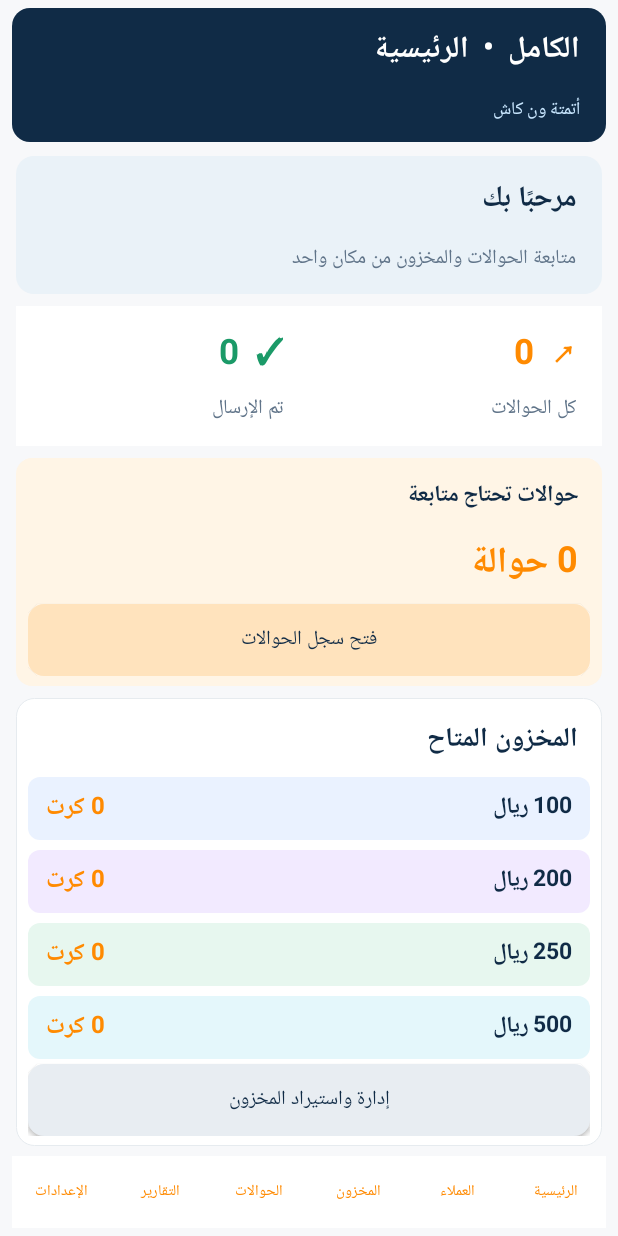
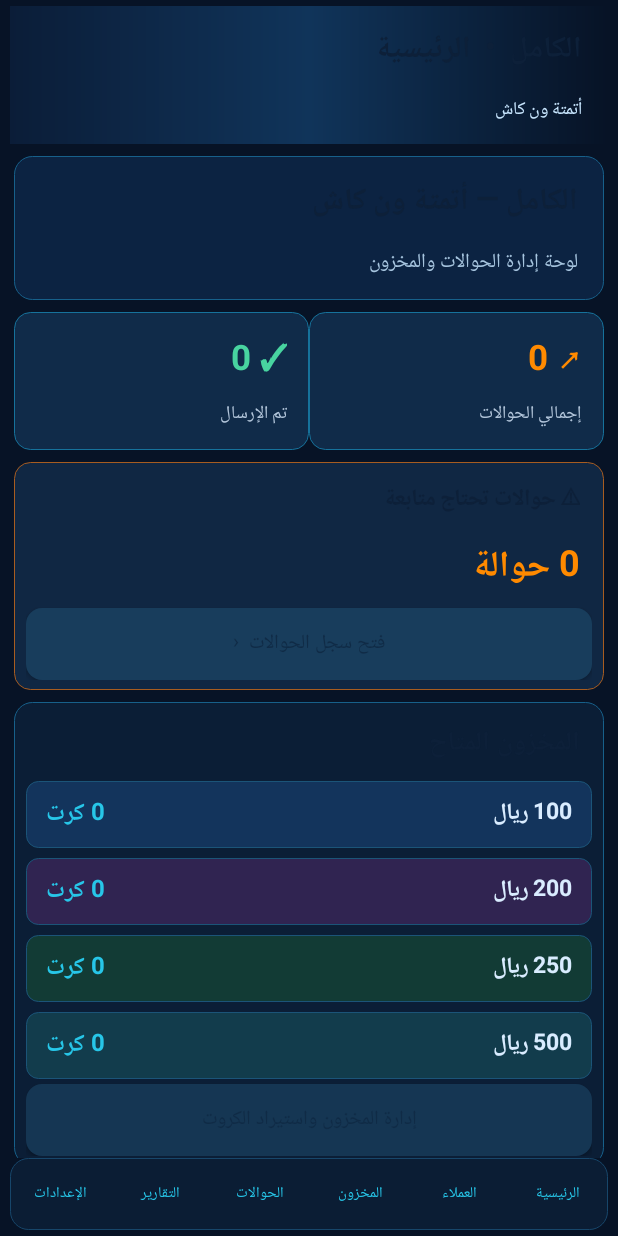
Before and after one commit to mohammedkamelkamel-tech/alkamel-onecash-automation, an Android app: the screen it shows after launch (MainActivity), on a phone screen of 412 x 824 dp. Run offline under Robolectric (Android 15) with nearby library versions, the phone set to English and light mode, and no system bars.

Commit message:
Apply dark navy cyan network-app inspired dashboard theme

```diff
--- a/app/src/main/java/com/alkamel/onecash/MainActivity.java
+++ b/app/src/main/java/com/alkamel/onecash/MainActivity.java
@@ -12,7 +12,7 @@ import java.util.*;
 import java.io.*;
 
 public class MainActivity extends Activity {
-    Db db; LinearLayout root,body,nav; int navy=0xff102b46, blue=0xffff8a00, cyan=0xffffb347, bg=0xfff7f8fa, white=0xffffffff, green=0xff1b9a68, orange=0xffff8a00, red=0xffd94b4b;
+    Db db; LinearLayout root,body,nav; int navy=0xff102b46, blue=0xffff8a00, cyan=0xff27c6e8, bg=0xff071326, white=0xff0d2039, green=0xff1b9a68, orange=0xffff8a00, red=0xffd94b4b;
     static final int REQ_BACKUP=9001,REQ_RESTORE=9002;
     @Override public void onCreate(Bundle b){super.onCreate(b);db=new Db(this);requestPerms();showHome();}
     void requestPerms(){if(Build.VERSION.SDK_INT>=23){String[] p={android.Manifest.permission.RECEIVE_SMS,android.Manifest.permission.READ_SMS,android.Manifest.permission.SEND_SMS};List<String> missing=new ArrayList<>();for(String x:p)if(checkSelfPermission(x)!=0)missing.add(x);if(!missing.isEmpty())requestPermissions(missing.toArray(new String[0]),12);}}
@@ -26,34 +26,32 @@ public class MainActivity extends Activity {
     android.graphics.drawable.GradientDrawable shape(int color,int radius,int stroke){android.graphics.drawable.GradientDrawable g=new android.graphics.drawable.GradientDrawable();g.setColor(color);g.setCornerRadius(radius);if(stroke!=0)g.setStroke(1,stroke);return g;}
     TextView label(String s,int size,int color,boolean bold){TextView t=txt(s,size,color);if(bold)t.setTypeface(null,Typeface.BOLD);return t;}
     Button homeButton(String s,Runnable r,int color){Button b=btn(s,r);b.setTextSize(13);b.setMinHeight(46);b.setPadding(8,4,8,4);b.setBackground(shape(color,16,0));b.setTextColor(color==navy?white:navy);return b;}
-    void base(String screen){root=col();root.setLayoutDirection(View.LAYOUT_DIRECTION_RTL);root.setBackgroundColor(bg);root.setPadding(12,8,12,8);
-        LinearLayout header=col();header.setBackground(shape(navy,18,0));header.setPadding(14,8,14,8);
+    void base(String screen){root=col();root.setLayoutDirection(View.LAYOUT_DIRECTION_RTL);root.setBackgroundColor(bg);root.setPadding(10,6,10,6);
+        LinearLayout header=col();header.setBackground(new android.graphics.drawable.GradientDrawable(android.graphics.drawable.GradientDrawable.Orientation.LEFT_RIGHT,new int[]{0xff0b1d38,0xff10345a,0xff071326}));header.setPadding(14,10,14,10);
         TextView brand=txt("الكامل  •  "+screen,20,white);brand.setTypeface(null,Typeface.BOLD);header.addView(brand);
         header.addView(txt("أتمتة ون كاش",12,0xffc9e7ff));root.addView(header);
-        ScrollView sc=new ScrollView(this);body=col();body.setPadding(4,14,4,16);sc.addView(body);root.addView(sc,new LinearLayout.LayoutParams(-1,0,1));
-        nav=row();nav.setBackgroundColor(white);nav.setGravity(Gravity.CENTER);String[][] n={{"الرئيسية","home"},{"العملاء","customers"},{"المخزون","inventory"},{"الحوالات","transfers"},{"التقارير","reports"},{"الإعدادات","settings"}};
-        for(String[] x:n){Button b=new Button(this);b.setText(x[0]);b.setTextSize(10);b.setAllCaps(false);b.setPadding(0,2,0,2);b.setMinWidth(0);b.setMinHeight(42);b.setTextColor(blue);b.setBackgroundColor(0x00000000);b.setOnClickListener(v->{switch(x[1]){case"home":showHome();break;case"customers":showCustomers();break;case"inventory":showInventory();break;case"transfers":showTransfers();break;case"reports":showReports();break;case"settings":showSettings();}});nav.addView(b,new LinearLayout.LayoutParams(0,-2,1));}
+        ScrollView sc=new ScrollView(this);body=col();body.setPadding(4,12,4,16);sc.addView(body);root.addView(sc,new LinearLayout.LayoutParams(-1,0,1));
+        nav=row();nav.setBackground(shape(0xff0b1d34,18,0xff17466a));nav.setGravity(Gravity.CENTER);String[][] n={{"الرئيسية","home"},{"العملاء","customers"},{"المخزون","inventory"},{"الحوالات","transfers"},{"التقارير","reports"},{"الإعدادات","settings"}};
+        for(String[] x:n){Button b=new Button(this);b.setText(x[0]);b.setTextSize(10);b.setAllCaps(false);b.setPadding(0,2,0,2);b.setMinWidth(0);b.setMinHeight(42);b.setTextColor(cyan);b.setBackgroundColor(0x00000000);b.setOnClickListener(v->{switch(x[1]){case"home":showHome();break;case"customers":showCustomers();break;case"inventory":showInventory();break;case"transfers":showTransfers();break;case"reports":showReports();break;case"settings":showSettings();}});nav.addView(b,new LinearLayout.LayoutParams(0,-2,1));}
         root.addView(nav);setContentView(root);
     }
     View stat(String label,String value,int color,String icon){LinearLayout c=col();c.setBackgroundColor(white);c.setPadding(14,12,14,12);TextView v=txt(icon+"  "+value,23,color);v.setTypeface(null,Typeface.BOLD);c.addView(v);c.addView(txt(label,13,0xff607489));return c;}
     void showHome(){base("الرئيسية");
-        LinearLayout welcome=col();welcome.setBackground(shape(0xffeaf2f8,18,0));welcome.setPadding(14,10,14,10);
-        welcome.addView(label("مرحبًا بك",19,navy,true));welcome.addView(txt("متابعة الحوالات والمخزون من مكان واحد",13,0xff607489));addCard(welcome);
-        LinearLayout stats=row();stats.setGravity(Gravity.CENTER);stats.setPadding(0,0,0,0);
-        stats.addView(stat("كل الحوالات",String.valueOf(db.countTransfers()),orange,"↗"),new LinearLayout.LayoutParams(0,-2,1));
-        stats.addView(stat("تم الإرسال",String.valueOf(db.sentCount()),green,"✓"),new LinearLayout.LayoutParams(0,-2,1));addCard(stats);
-        LinearLayout pending=col();pending.setBackground(shape(0xfffff5e6,16,0));pending.setPadding(12,10,12,10);
-        pending.addView(label("حوالات تحتاج متابعة",15,navy,true));
-        TextView count=label(String.valueOf(db.reviewCount())+" حوالة",24,orange,true);pending.addView(count);
-        Button pendingBtn=homeButton("فتح سجل الحوالات",()->showTransfers(),0xffffe3bd);pending.addView(pendingBtn);addCard(pending);
-        LinearLayout stock=col();stock.setBackground(shape(white,18,0xffe6ebef));stock.setPadding(12,10,12,10);stock.addView(label("المخزون المتاح",18,navy,true));
-        int[] colors={0xffeaf2ff,0xfff2eaff,0xffe7f7ef,0xffe4f7fb};int idx=0;
-        for(int d:new int[]{100,200,250,500}){LinearLayout rr=row();rr.setBackground(shape(colors[idx++],12,0));rr.setPadding(6,2,6,2);TextView den=label(d+" ريال",15,navy,true);rr.addView(den,new LinearLayout.LayoutParams(0,-2,1));TextView q=label(db.available(d)+" كرت",16,orange,true);rr.addView(q);LinearLayout.LayoutParams rp=new LinearLayout.LayoutParams(-1,-2);rp.setMargins(0,5,0,5);stock.addView(rr,rp);}
-        stock.addView(homeButton("إدارة واستيراد المخزون",()->showInventory(),0xffe8edf2));addCard(stock);
-        LinearLayout quick=col();quick.setBackground(shape(white,18,0xffe6ebef));quick.setPadding(12,10,12,10);quick.addView(label("اختصارات سريعة",18,navy,true));
-        LinearLayout q1=row();q1.addView(homeButton("＋ تسجيل عميل",()->showCustomers(),0xffeaf2ff),new LinearLayout.LayoutParams(0,48,1));q1.addView(homeButton("⇧ استيراد TXT",()->showInventory(),0xfffff0df),new LinearLayout.LayoutParams(0,48,1));quick.addView(q1);
-        LinearLayout q2=row();q2.addView(homeButton("⚙ إعدادات ون كاش",()->showSettings(),0xffeaf2ff),new LinearLayout.LayoutParams(0,48,1));q2.addView(homeButton("▤ التقارير",()->showReports(),0xffe7f7ef),new LinearLayout.LayoutParams(0,48,1));quick.addView(q2);addCard(quick);
-        boolean auto=db.setting("auto_send").equals("1");LinearLayout status=row();status.setBackground(shape(auto?0xffffeeee:0xffe8f7ef,16,0));status.setPadding(12,8,12,8);status.addView(label("الإرسال الآلي",14,navy,true),new LinearLayout.LayoutParams(0,-2,1));status.addView(label(auto?"مفعّل":"متوقف",15,auto?red:green,true));status.setOnClickListener(v->showSettings());addCard(status);
+        LinearLayout welcome=col();welcome.setBackground(shape(0xff0c2342,18,0xff17608a));welcome.setPadding(14,12,14,12);
+        welcome.addView(label("الكامل — أتمتة ون كاش",20,white,true));welcome.addView(txt("لوحة إدارة الحوالات والمخزون",13,0xffa7c5df));addCard(welcome);
+        LinearLayout stats=row();
+        LinearLayout s1=col();s1.setBackground(shape(0xff102b49,16,0xff16729b));s1.setPadding(10,12,10,12);s1.addView(label("↗ "+db.countTransfers(),23,orange,true));s1.addView(txt("إجمالي الحوالات",12,0xffb4c7dc));
+        LinearLayout s2=col();s2.setBackground(shape(0xff102b49,16,0xff16729b));s2.setPadding(10,12,10,12);s2.addView(label("✓ "+db.sentCount(),23,0xff48d4a0,true));s2.addView(txt("تم الإرسال",12,0xffb4c7dc));
+        stats.addView(s1,new LinearLayout.LayoutParams(0,-2,1));stats.addView(s2,new LinearLayout.LayoutParams(0,-2,1));addCard(stats);
+        LinearLayout pending=col();pending.setBackground(shape(0xff102743,16,0xffa75c20));pending.setPadding(12,10,12,10);pending.addView(label("⚠ حوالات تحتاج متابعة",15,white,true));pending.addView(label(db.reviewCount()+" حوالة",24,orange,true));pending.addView(homeButton("فتح سجل الحوالات  ‹",()->showTransfers(),0xff183d5c));addCard(pending);
+        LinearLayout stock=col();stock.setBackground(shape(0xff0b1e36,18,0xff17608a));stock.setPadding(12,10,12,10);stock.addView(label("المخزون المتاح",18,white,true));
+        int[] colors={0xff13345c,0xff302451,0xff123b35,0xff123c4c};int idx=0;
+        for(int d:new int[]{100,200,250,500}){LinearLayout rr=row();rr.setBackground(shape(colors[idx++],12,0xff1b5478));rr.setPadding(8,4,8,4);TextView den=label(d+" ريال",15,0xffd9ecff,true);rr.addView(den,new LinearLayout.LayoutParams(0,-2,1));TextView q=label(db.available(d)+" كرت",16,cyan,true);rr.addView(q);LinearLayout.LayoutParams rp=new LinearLayout.LayoutParams(-1,-2);rp.setMargins(0,5,0,5);stock.addView(rr,rp);}
+        stock.addView(homeButton("إدارة المخزون واستيراد الكروت",()->showInventory(),0xff153653));addCard(stock);
+        LinearLayout quick=col();quick.setBackground(shape(0xff0b1e36,18,0xff17608a));quick.setPadding(12,10,12,10);quick.addView(label("اختصارات سريعة",18,white,true));
+        LinearLayout q1=row();q1.addView(homeButton("＋ تسجيل عميل",()->showCustomers(),0xff13345c),new LinearLayout.LayoutParams(0,48,1));q1.addView(homeButton("⇧ استيراد TXT",()->showInventory(),0xff3a2b1b),new LinearLayout.LayoutParams(0,48,1));quick.addView(q1);
+        LinearLayout q2=row();q2.addView(homeButton("⚙ إعدادات ون كاش",()->showSettings(),0xff13345c),new LinearLayout.LayoutParams(0,48,1));q2.addView(homeButton("▤ التقارير",()->showReports(),0xff123b35),new LinearLayout.LayoutParams(0,48,1));quick.addView(q2);addCard(quick);
+        boolean auto=db.setting("auto_send").equals("1");LinearLayout status=row();status.setBackground(shape(auto?0xff3b2028:0xff123b35,16,auto?red:green));status.setPadding(12,8,12,8);status.addView(label("الإرسال الآلي",14,white,true),new LinearLayout.LayoutParams(0,-2,1));status.addView(label(auto?"مفعّل":"متوقف",15,auto?red:0xff48d4a0,true));status.setOnClickListener(v->showSettings());addCard(status);
     }
     void showCustomers(){base("العملاء");EditText search=new EditText(this);search.setHint("بحث باسم العميل أو رقم الهاتف");body.addView(search);EditText name=new EditText(this);name.setHint("اسم المحوّل كما يظهر في ون كاش");EditText phone=new EditText(this);phone.setHint("رقم الجوال المستلم");phone.setInputType(3);body.addView(name);body.addView(phone);body.addView(btn("حفظ عميل جديد",()->{if(db.addCustomer(name.getText().toString(),phone.getText().toString())){toast("تم حفظ العميل");showCustomers();}else toast("تعذر الحفظ: الاسم مكرر أو البيانات ناقصة");}));
         TextView note=txt("إدارة الربط: اضغط على العميل للتعديل، واضغط مطولًا للحذف.",13,0xff64788b);body.addView(note);
```
